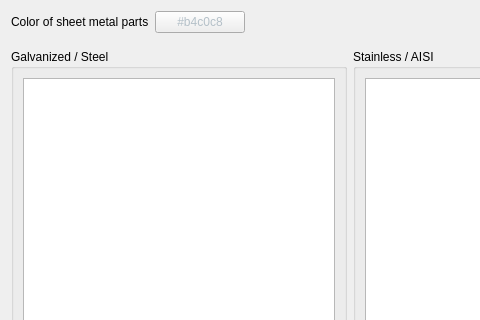
Before: the Qt Designer form repo/ui/pref_sm.ui in GS90/addFC, drawn with Qt 5; both pictures show x 0 to 480 and y 0 to 320 of the 700 by 600 pixel window.
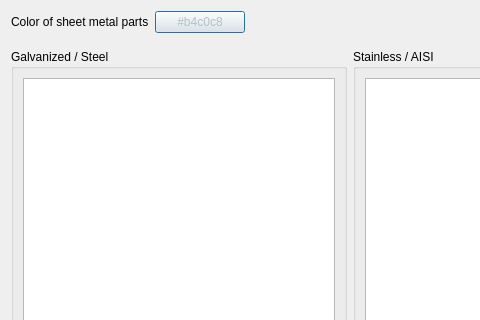
After: the same form once the commit is applied.

```diff
--- a/repo/ui/pref_sm.ui
+++ b/repo/ui/pref_sm.ui
@@ -2,7 +2,7 @@
 <ui version="4.0">
  <author>Golodnikov Sergey</author>
  <class>Form</class>
- <widget class="QWidget" name="Form">
+ <widget class="QDialog" name="Form">
   <property name="geometry">
    <rect>
     <x>0</x>
```
